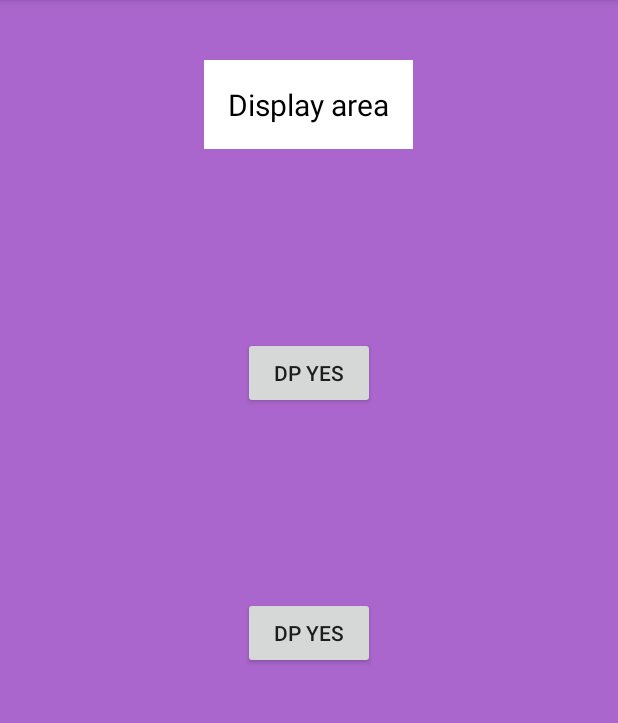
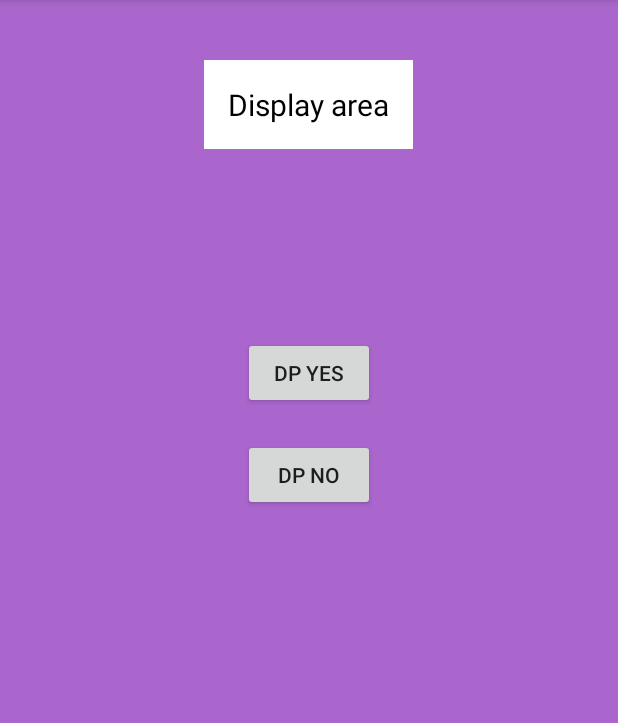
Before and after one commit to anantcodes/Intent-Passing-Modelling, an Android app: the ShowActivity screen opened directly, with no data from a screen before it, on a phone screen of 412 x 824 dp, the part 84-807 px from its top. Run offline under Robolectric (Android 15) with nearby library versions, the phone set to English and light mode, and no system bars.

Commit message:
btn 2 done

```diff
--- a/app/src/main/res/layout/activity_show.xml
+++ b/app/src/main/res/layout/activity_show.xml
@@ -34,8 +34,8 @@
         android:layout_height="wrap_content"
         android:layout_below="@+id/btnYes"
         android:layout_centerHorizontal="true"
-        android:layout_marginTop="125dp"
-        android:text="@string/dp_yes"/>
+        android:layout_marginTop="20dp"
+        android:text="DP No"/>
 
 
 </RelativeLayout>
```
